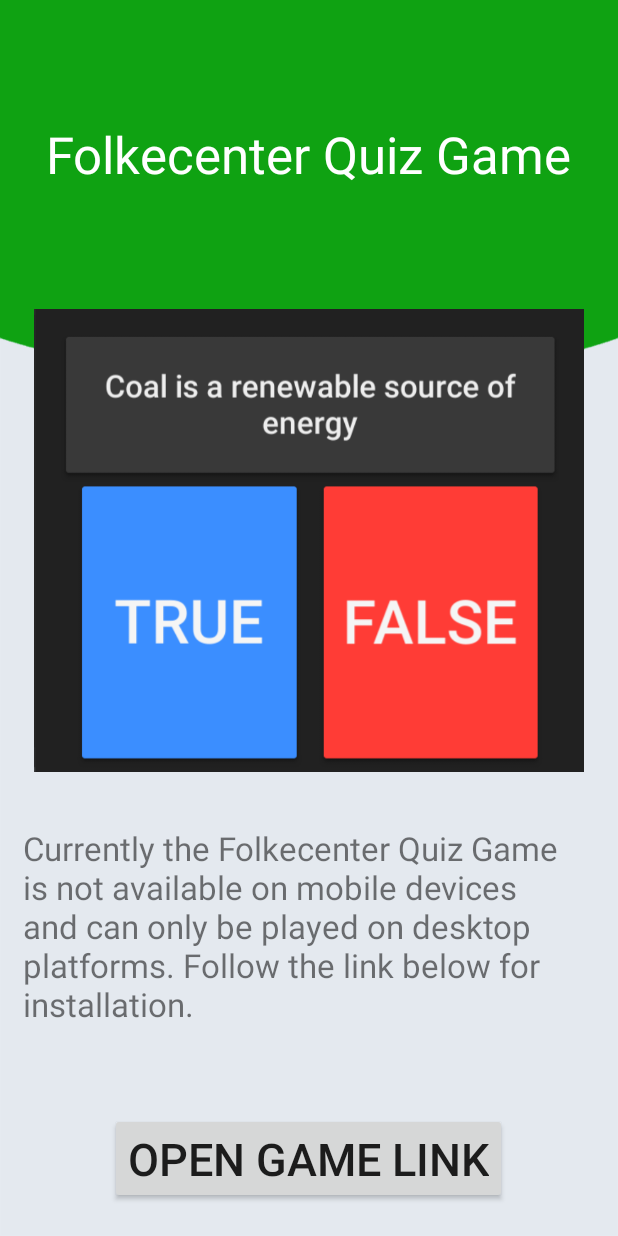
After one commit to IonutPutinica/FolkecenterMobileApp, an Android app: the QuizGameActivity screen opened directly, with no data from a screen before it, on a phone screen of 412 x 824 dp. The commit adds this screen. Run offline under Robolectric (Android 15) with nearby library versions, the phone set to English and light mode, and no system bars.

Commit message:
Finalized the Quiz Game layout + backend

```diff
--- a/MobileApp/app/src/main/AndroidManifest.xml
+++ b/MobileApp/app/src/main/AndroidManifest.xml
@@ -10,6 +10,7 @@
         android:roundIcon="@mipmap/ic_launcher_round"
         android:supportsRtl="true"
         android:theme="@style/AppTheme">
+        <activity android:name=".QuizGameActivity"/>
         <activity android:name=".TestFieldTourActivity"/>
         <activity android:name=".BiodomeTourActivity"/>
         <activity android:name=".CafeSolaireTourActivity"/>
--- a/MobileApp/app/src/main/java/com/calcounterapplicaton/folkecentermobileapp/MainActivity.java
+++ b/MobileApp/app/src/main/java/com/calcounterapplicaton/folkecentermobileapp/MainActivity.java
@@ -11,6 +11,7 @@ public class MainActivity extends AppCompatActivity {
     private CardView cardView;
     private CardView cardViewEvents;
     private CardView cardViewTour;
+    private CardView cardViewGame;
 
     @Override
     protected void onCreate(Bundle savedInstanceState) {
@@ -48,6 +49,17 @@ public class MainActivity extends AppCompatActivity {
                 openGuidedTourAcitivty();
             }
         });
+
+        cardViewGame=findViewById(R.id.quiz_game_card_view);
+        cardViewGame.setOnClickListener(new View.OnClickListener()
+        {
+            @Override
+            public void onClick(View v)
+            {
+                openQuizGameAcitivty();
+            }
+        });
+
     }
 
     public void openMainNewsActivity()
@@ -68,5 +80,11 @@ public class MainActivity extends AppCompatActivity {
         startActivity(intent);
     }
 
+    public void openQuizGameAcitivty()
+    {
+        Intent intent=new Intent(this, QuizGameActivity.class);
+        startActivity(intent);
+    }
+
 
 }
--- /dev/null
+++ b/MobileApp/app/src/main/java/com/calcounterapplicaton/folkecentermobileapp/QuizGameActivity.java
@@ -0,0 +1,30 @@
+package com.calcounterapplicaton.folkecentermobileapp;
+
+import android.content.Intent;
+import android.net.Uri;
+import android.os.Bundle;
+import android.support.v7.app.AppCompatActivity;
+import android.view.View;
+
+public class QuizGameActivity extends AppCompatActivity {
+
+
+
+    @Override
+    protected void onCreate(Bundle savedInstanceState)
+    {
+        super.onCreate(savedInstanceState);
+        setContentView(R.layout.quiz_game);
+    }
+
+
+
+    public void openGameInstallation(View view)
+    {
+        Intent gameIntent=new Intent(Intent.ACTION_VIEW, Uri.parse("https://github.com/IonutPutinica/FolkecenterGame"));
+        startActivity(gameIntent);
+    }
+
+
+
+}
--- a/MobileApp/app/src/main/res/layout/activity_main.xml
+++ b/MobileApp/app/src/main/res/layout/activity_main.xml
@@ -331,6 +331,7 @@
         <!--Column 2-->
 
         <android.support.v7.widget.CardView
+            android:id="@+id/quiz_game_card_view"
             android:layout_width="0dp"
             android:layout_height="0dp"
             android:layout_columnWeight="1"
--- /dev/null
+++ b/MobileApp/app/src/main/res/layout/quiz_game.xml
@@ -0,0 +1,82 @@
+<?xml version="1.0" encoding="utf-8"?>
+<LinearLayout
+    xmlns:android="http://schemas.android.com/apk/res/android"
+    android:layout_width="match_parent"
+    android:layout_height="match_parent"
+    android:orientation="vertical"
+    android:background="@drawable/bg"
+    android:weightSum="8">
+
+    <RelativeLayout
+        android:layout_weight="2"
+        android:layout_width="match_parent"
+        android:layout_height="0dp">
+
+
+        <TextView
+            android:id="@+id/quiz_game_title"
+            android:text="@string/quiz_game_title"
+            android:textSize="34sp"
+            android:textColor="@android:color/white"
+            android:layout_centerInParent="true"
+            android:layout_width="wrap_content"
+            android:layout_height="wrap_content"
+            />
+
+    </RelativeLayout>
+
+    <RelativeLayout
+        android:layout_weight="3"
+        android:layout_width="match_parent"
+        android:layout_height="0dp">
+
+
+        <ImageView
+            android:id="@+id/quiz_game_image"
+            android:src="@drawable/folkecenter_quiz_game_image"
+            android:layout_centerInParent="true"
+            android:layout_width="wrap_content"
+            android:layout_height="wrap_content"
+            />
+
+    </RelativeLayout>
+
+    <RelativeLayout
+        android:layout_weight="2"
+        android:layout_width="match_parent"
+        android:layout_height="0dp">
+
+
+    <TextView
+        android:id="@+id/quiz_game_instructions"
+        android:text="@string/quiz_game_instructions"
+        android:textSize="22sp"
+        android:layout_centerInParent="true"
+        android:layout_width="wrap_content"
+        android:layout_height="wrap_content"
+        android:padding="15dp"
+        />
+
+    </RelativeLayout>
+
+
+    <RelativeLayout
+        android:layout_weight="1"
+        android:layout_width="match_parent"
+        android:layout_height="0dp">
+
+
+    <Button
+        android:id="@+id/quiz_game_button"
+        android:text="@string/quiz_game_button"
+        android:textSize="30sp"
+        android:onClick="openGameInstallation"
+        android:layout_centerInParent="true"
+        android:layout_width="wrap_content"
+        android:layout_height="wrap_content"
+        />
+
+    </RelativeLayout>
+
+
+</LinearLayout>
--- a/MobileApp/app/src/main/res/values/strings.xml
+++ b/MobileApp/app/src/main/res/values/strings.xml
@@ -71,4 +71,9 @@
     <!--PLANT OIL LAB PAGE STRINGS-->
     <string name="wind_museum_title">Wind Museum</string>
     <string name="wind_museum_audio_tour">Wind Museum Audio Tour</string>
+
+    <!--QUIZ GAME PAGE STRINGS-->
+    <string name="quiz_game_title">Folkecenter Quiz Game</string>
+    <string name="quiz_game_instructions">Currently the Folkecenter Quiz Game is not available on mobile devices and can only be played on desktop platforms. Follow the link below for installation.</string>
+    <string name="quiz_game_button">Open Game Link</string>
 </resources>
```
Also changed, not shown: MobileApp/app/src/main/res/drawable/folkecenter_quiz_game_image.png (added).
